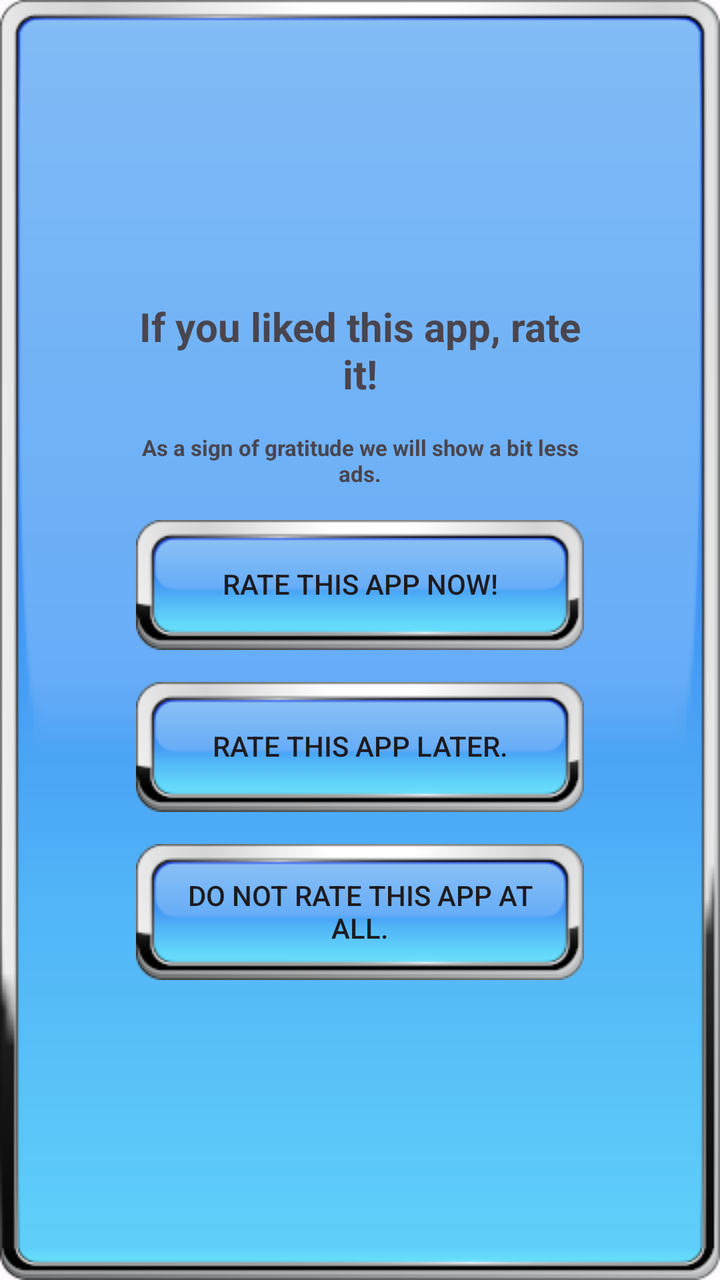
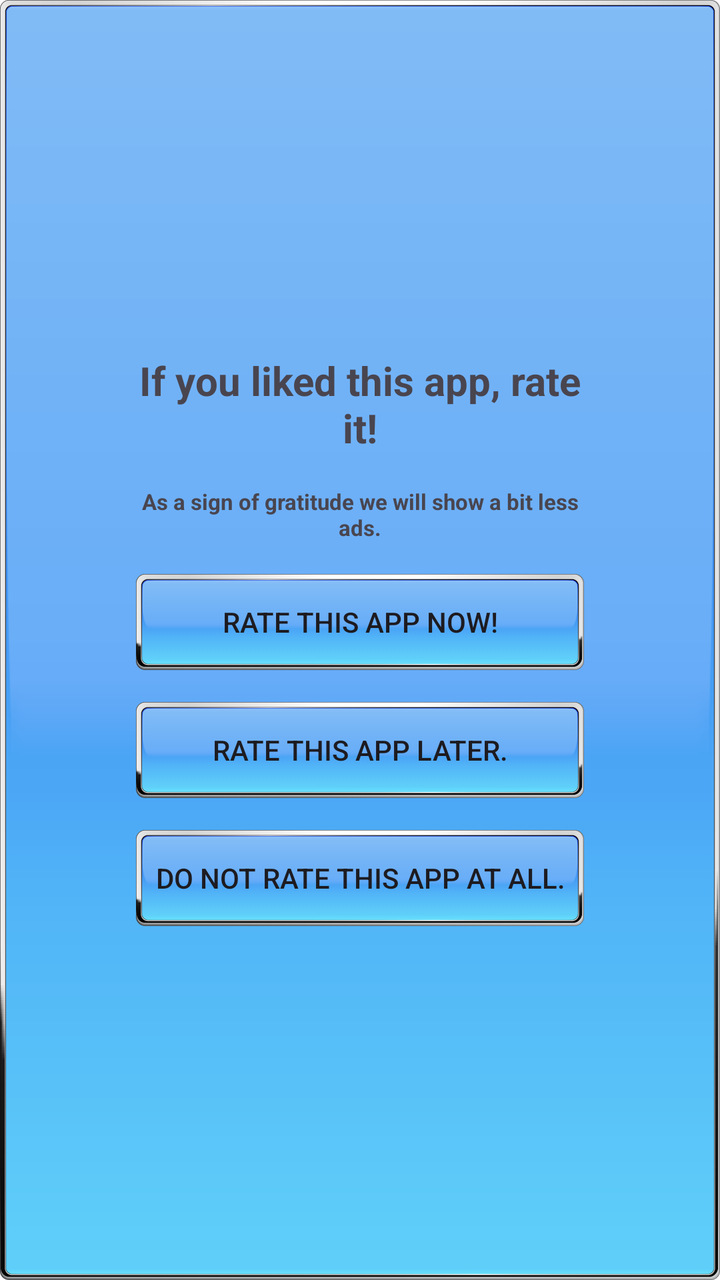

Screens rendered from an Android XML layout before and after an edit, with the pre-edit source and the edit as a unified diff.
<!-- AndroidManifest.xml: application theme AppTheme -->
<!-- res/layout/rate_app_popup.xml -->
<LinearLayout xmlns:android="http://schemas.android.com/apk/res/android"
    android:layout_width="wrap_content"
    android:layout_height="wrap_content"
    android:layout_gravity="center"
    android:gravity="center"
    android:background="@drawable/btn_default"
    android:orientation="vertical"
    android:padding="60dp">

    <TextView
        android:layout_width="wrap_content"
        android:layout_height="wrap_content"
        android:layout_gravity="center_horizontal"
        android:text="@string/rate_this_app"
        android:gravity="center"
        android:textSize="20sp"
        android:padding="8dp"
        android:textStyle="bold" />

    <TextView
        android:layout_width="wrap_content"
        android:layout_height="wrap_content"
        android:layout_gravity="center_horizontal"
        android:text="@string/we_will_stop_showing_ads"
        android:gravity="center"
        android:textSize="11sp"
        android:padding="8dp"
        android:textStyle="bold" />

    <androidx.appcompat.widget.AppCompatButton
        android:id="@+id/btnRateNow"
        android:background="@drawable/button_background"
        android:layout_width="match_parent"
        android:layout_height="wrap_content"
        android:layout_margin="8dp"
        android:text="@string/rate_this_app_now" />

    <androidx.appcompat.widget.AppCompatButton
        android:id="@+id/btnRateLater"
        android:background="@drawable/button_background"
        android:layout_width="match_parent"
        android:layout_height="wrap_content"
        android:layout_margin="8dp"
        android:text="@string/rate_this_app_later" />

    <androidx.appcompat.widget.AppCompatButton
        android:id="@+id/btnNeverRate"
        android:background="@drawable/button_background"
        android:layout_width="match_parent"
        android:layout_height="wrap_content"
        android:layout_margin="8dp"
        android:text="@string/rate_this_app_never" />
</LinearLayout>
<!-- resources referenced by this layout -->
<resources>
  <!-- drawable btn_default: png bitmap (drawable, 6040 bytes) -->
  <string name="rate_this_app_now">Rate this app now!</string>
  <style name="AppTheme" parent="Theme.Material3.Light.NoActionBar">
          <item name="colorPrimary">@color/md_theme_light_primary</item>
          <item name="colorOnPrimary">@color/md_theme_light_onPrimary</item>
          <item name="colorPrimaryContainer">@color/md_theme_light_primaryContainer</item>
          <item name="colorOnPrimaryContainer">@color/md_theme_light_onPrimaryContainer</item>
          <item name="colorSecondary">@color/md_theme_light_secondary</item>
          <item name="colorOnSecondary">@color/md_theme_light_onSecondary</item>
          <item name="colorSecondaryContainer">@color/md_theme_light_secondaryContainer</item>
          <item name="colorOnSecondaryContainer">@color/md_theme_light_onSecondaryContainer</item>
          <item name="colorTertiary">@color/md_theme_light_tertiary</item>
          <item name="colorOnTertiary">@color/md_theme_light_onTertiary</item>
          <item name="colorTertiaryContainer">@color/md_theme_light_tertiaryContainer</item>
          <item name="colorOnTertiaryContainer">@color/md_theme_light_onTertiaryContainer</item>
          <item name="colorError">@color/md_theme_light_error</item>
          <item name="colorErrorContainer">@color/md_theme_light_errorContainer</item>
          <item name="colorOnError">@color/md_theme_light_onError</item>
          <item name="colorOnErrorContainer">@color/md_theme_light_onErrorContainer</item>
          <item name="android:colorBackground">@color/md_theme_light_background</item>
          <item name="colorOnBackground">@color/md_theme_light_onBackground</item>
          <item name="colorSurface">@color/md_theme_light_surface</item>
          <item name="colorOnSurface">@color/md_theme_light_onSurface</item>
          <item name="colorSurfaceVariant">@color/md_theme_light_surfaceVariant</item>
          <item name="colorOnSurfaceVariant">@color/md_theme_light_onSurfaceVariant</item>
          <item name="colorOutline">@color/md_theme_light_outline</item>
          <item name="colorOnSurfaceInverse">@color/md_theme_light_inverseOnSurface</item>
          <item name="colorSurfaceInverse">@color/md_theme_light_inverseSurface</item>
          <item name="colorPrimaryInverse">@color/md_theme_light_primaryInverse</item>
          <item name="android:statusBarColor" tools:targetApi="l">?attr/colorPrimaryVariant</item>
          
          <item name="windowActionBar">true</item>
          <item name="windowNoTitle">true</item>
          <item name="android:windowFullscreen">true</item>
          
          <item name="textInputStyle">@style/Widget.MaterialComponents.TextInputLayout.OutlinedBox</item>
          
          <item name="radioButtonStyle">@style/Widget.TipTime.CompoundButton.RadioButton</item>
          
          <item name="switchStyle">@style/Widget.TipTime.CompoundButton.Switch</item>
      </style>
  <!-- drawable btn_pressed: png bitmap (drawable, 8803 bytes) -->
  <color name="md_theme_light_primary">#643DAA</color>
  <color name="md_theme_light_onPrimary">#FFFFFF</color>
  <color name="md_theme_light_secondary">#9766A0</color>
  <color name="md_theme_light_onSecondary">#FFFFFF</color>
  <color name="md_theme_light_tertiary">#7D5260</color>
  <color name="md_theme_light_onTertiary">#FFFFFF</color>
  <color name="md_theme_light_error">#B3261E</color>
  <color name="md_theme_light_errorContainer">#F9DEDC</color>
  <color name="md_theme_light_onError">#FFFFFF</color>
  <color name="md_theme_light_background">#FFFBFE</color>
  <color name="md_theme_light_onBackground">#1C1B1F</color>
  <color name="md_theme_light_surface">#FFFBFE</color>
  <color name="md_theme_light_onSurface">#1C1B1F</color>
  <color name="md_theme_light_surfaceVariant">#E7E0EC</color>
  <color name="md_theme_light_outline">#79747E</color>
  <color name="md_theme_light_inverseSurface">#313033</color>
  <color name="md_theme_light_primaryInverse">#90D789</color>
  <!-- unchanged entries left out for length: 16 -->
</resources>

<!-- the commit's change to res/layout/rate_app_popup.xml (unified diff, before → after) -->
@@ -1,11 +1,13 @@
 <LinearLayout xmlns:android="http://schemas.android.com/apk/res/android"
+    xmlns:tools="http://schemas.android.com/tools"
     android:layout_width="wrap_content"
     android:layout_height="wrap_content"
     android:layout_gravity="center"
     android:gravity="center"
     android:background="@drawable/btn_default"
     android:orientation="vertical"
-    android:padding="60dp">
+    android:padding="60dp"
+    tools:ignore="Overdraw">
 
     <TextView
         android:layout_width="wrap_content"
<!-- resource entries referenced after the edit -->
@@ -1,6 +1,6 @@
 <!-- resources referenced by this layout -->
 <resources>
-  <!-- drawable btn_default: png bitmap (drawable, 6040 bytes) -->
+  <!-- drawable btn_default: png bitmap (drawable-nodpi, 6040 bytes) -->
   <string name="rate_this_app_now">Rate this app now!</string>
   <style name="AppTheme" parent="Theme.Material3.Light.NoActionBar">
           <item name="colorPrimary">@color/md_theme_light_primary</item>
@@ -29,7 +29,7 @@
           <item name="colorOnSurfaceInverse">@color/md_theme_light_inverseOnSurface</item>
           <item name="colorSurfaceInverse">@color/md_theme_light_inverseSurface</item>
           <item name="colorPrimaryInverse">@color/md_theme_light_primaryInverse</item>
-          <item name="android:statusBarColor" tools:targetApi="l">?attr/colorPrimaryVariant</item>
+          <item name="android:statusBarColor">?attr/colorPrimaryVariant</item>
           
           <item name="windowActionBar">true</item>
           <item name="windowNoTitle">true</item>
@@ -41,7 +41,7 @@
           
           <item name="switchStyle">@style/Widget.TipTime.CompoundButton.Switch</item>
       </style>
-  <!-- drawable btn_pressed: png bitmap (drawable, 8803 bytes) -->
+  <!-- drawable btn_pressed: png bitmap (drawable-nodpi, 8803 bytes) -->
   <color name="md_theme_light_primary">#643DAA</color>
   <color name="md_theme_light_onPrimary">#FFFFFF</color>
   <color name="md_theme_light_secondary">#9766A0</color>
